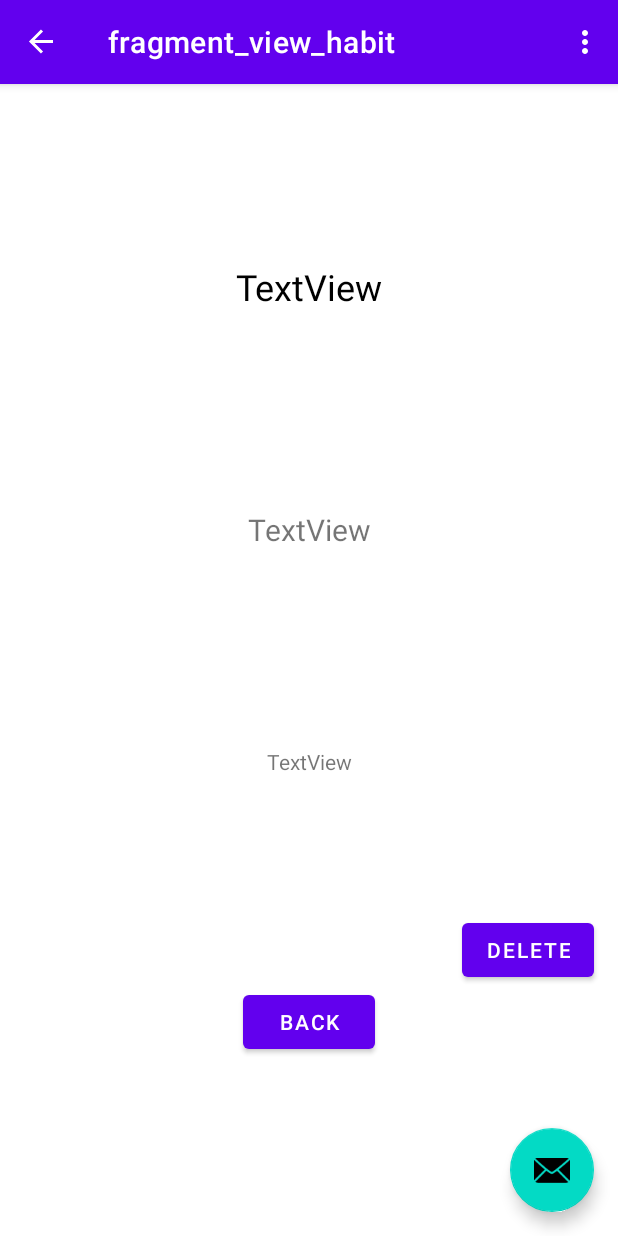
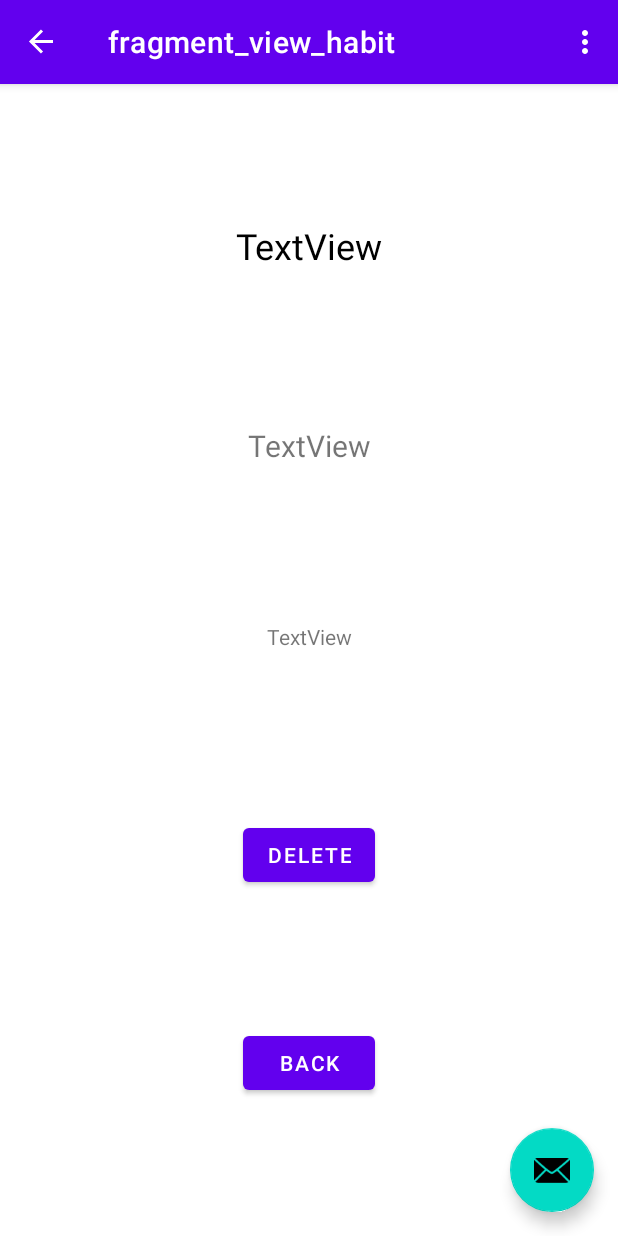
Before and after one commit to CMPUT301F21T44/HelloHabits, an Android app: the ViewHabitFragment screen opened through its navigation route, on a phone screen of 412 x 824 dp. Run offline under Robolectric (Android 15) with nearby library versions, the phone set to English and light mode, and no system bars; our stand-ins replace Room's generated code, navigation-ui.

Commit message:
Fix Delete button alignment
Delete button is now part of the vertical chain along with the other
components. Keep in mind that this is still not the final design.

```diff
--- a/app/src/main/res/layout/fragment_view_habit.xml
+++ b/app/src/main/res/layout/fragment_view_habit.xml
@@ -37,7 +37,7 @@
         android:layout_height="40dp"
         android:text="TextView"
         android:textSize="14sp"
-        app:layout_constraintBottom_toTopOf="@+id/button_back_to_list"
+        app:layout_constraintBottom_toTopOf="@+id/button_delete_habit"
         app:layout_constraintEnd_toEndOf="parent"
         app:layout_constraintHorizontal_bias="0.5"
         app:layout_constraintStart_toStartOf="parent"
@@ -52,14 +52,16 @@
         app:layout_constraintEnd_toEndOf="parent"
         app:layout_constraintHorizontal_bias="0.5"
         app:layout_constraintStart_toStartOf="parent"
-        app:layout_constraintTop_toBottomOf="@+id/view_date_started" />
+        app:layout_constraintTop_toBottomOf="@+id/button_delete_habit" />
 
     <Button
         android:id="@+id/button_delete_habit"
         android:layout_width="wrap_content"
         android:layout_height="wrap_content"
-        android:layout_marginEnd="16dp"
         android:text="DELETE"
         app:layout_constraintBottom_toTopOf="@+id/button_back_to_list"
-        app:layout_constraintEnd_toEndOf="parent" />
+        app:layout_constraintEnd_toEndOf="parent"
+        app:layout_constraintHorizontal_bias="0.5"
+        app:layout_constraintStart_toStartOf="parent"
+        app:layout_constraintTop_toBottomOf="@+id/view_date_started" />
 </androidx.constraintlayout.widget.ConstraintLayout>
```
